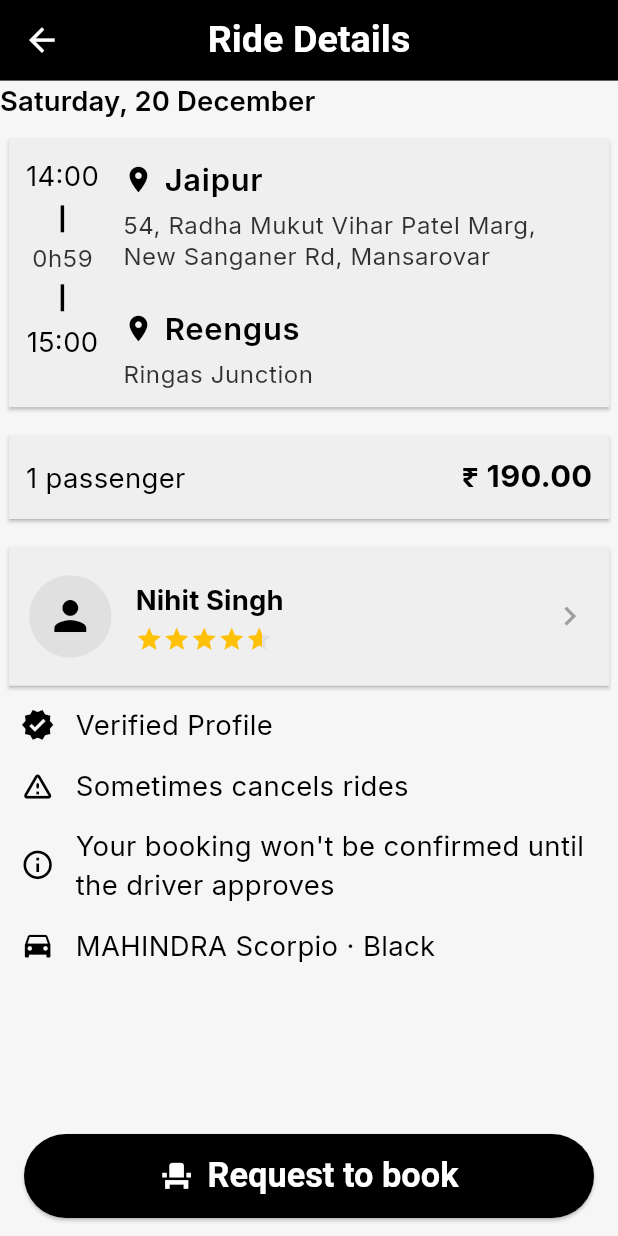
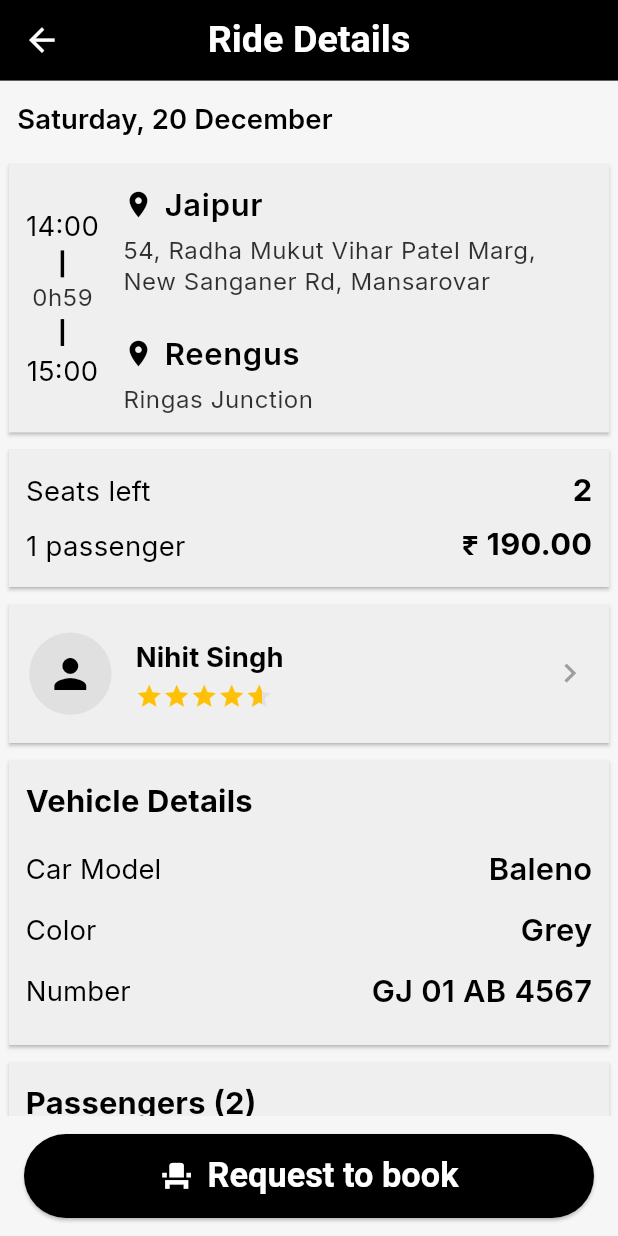
Before and after one commit to pintuKumawat/runaar, a Flutter app: the RideDetailsScreen screen opened directly with empty values, on a phone screen of 412 x 824 dp. Run offline on Flutter 3.47's test engine with Material 3 defaults, Android fonts, the phone set to English and light mode, and no system bars; drawn by our look-alikes of flutter_rating_bar; our stand-ins replace flutter_screenutil, font_awesome_flutter, google_fonts, image_picker, share_plus, shimmer.

Commit message:
Profile Pages

```diff
--- a/lib/core/utils/controllers/Auth/sign_up_controller.dart
+++ b/lib/core/utils/controllers/Auth/sign_up_controller.dart
@@ -5,16 +5,12 @@ class SignUpController {
   TextEditingController passwordController = TextEditingController();
   TextEditingController emailController = TextEditingController();
   TextEditingController nameController = TextEditingController();
-  TextEditingController dobController = TextEditingController();
-  TextEditingController genderController = TextEditingController();
 
   void clear() {
     mobileController.clear();
     passwordController.clear();
     emailController.clear();
     nameController.clear();
-    dobController.clear();
-    genderController.clear();
   }
 
   void dispose() {
@@ -22,8 +18,6 @@ class SignUpController {
     passwordController.dispose();
     emailController.dispose();
     nameController.dispose();
-    dobController.dispose();
-    genderController.dispose();
   }
 }
 
--- a/lib/screens/home/home_screen.dart
+++ b/lib/screens/home/home_screen.dart
@@ -159,7 +159,7 @@ class _HomeScreenState extends State<HomeScreen> {
                 child: Text('$seats', style: theme.titleMedium),
               ),
               _seatButton(Icons.add, () {
-                if (seats < 8) setState(() => seats++);
+                if (seats < 7) setState(() => seats++);
               }),
             ],
           ),
@@ -184,6 +184,7 @@ class _HomeScreenState extends State<HomeScreen> {
     required IconData icon,
     required String hint,
     required TextTheme theme,
+    // required TextEditingController controller
   }) {
     return Container(
       margin: .only(bottom: 12.h),
@@ -193,6 +194,7 @@ class _HomeScreenState extends State<HomeScreen> {
         borderRadius: .circular(14.r),
       ),
       child: TextField(
+        // controller: controller,
         style: theme.bodyLarge,
         decoration: InputDecoration(
           icon: Icon(icon, size: 24.sp),
--- a/lib/screens/home/ride_details_screen.dart
+++ b/lib/screens/home/ride_details_screen.dart
@@ -1,5 +1,6 @@
 import 'package:flutter/material.dart';
 import 'package:flutter_rating_bar/flutter_rating_bar.dart';
+import 'package:font_awesome_flutter/font_awesome_flutter.dart';
 import 'package:runaar/core/constants/app_color.dart';
 import 'package:runaar/core/responsive/responsive_extension.dart';
 import 'package:runaar/core/utils/helpers/Navigate/app_navigator.dart';
@@ -36,49 +37,39 @@ class RideDetailsScreen extends StatelessWidget {
         children: [
           Expanded(
             child: SingleChildScrollView(
-              padding: 0.all,
               child: Column(
                 crossAxisAlignment: CrossAxisAlignment.start,
                 children: [
-                  Text(
+                  Padding(
+                    padding: 10.hv(10),
+                    child: Text(
                       'Saturday, 20 December',
                       style: theme.titleSmall?.copyWith(fontWeight: .w600),
                     ),
+                  ),
 
-                  6.height,
+
                   _routeCard(theme),
 
-                  6.height,
+
                   _priceCard(theme),
 
-                  6.height,
+
                   _driverCard(theme),
 
-                  6.height,
+
+                  _vehicleDetails(theme),
+
+                  _passengerList(theme),
+
                   _infoTile(
-                    icon: Icons.verified,
-                    title: 'Verified Profile',
+                    icon: FontAwesomeIcons.whatsapp,
+                    title: 'Chat with driver',
                     theme: theme,
                   ),
                   _infoTile(
-                    icon: Icons.warning_amber_rounded,
-                    title: 'Sometimes cancels rides',
-                    theme: theme,
-                  ),
-                  _infoTile(
-                    icon: Icons.info_outline,
-                    title:
-                        "Your booking won't be confirmed until the driver approves",
-                    theme: theme,
-                  ),
-                  // _infoTile(
-                  //   icon: Icons.group,
-                  //   title: 'Max 2 in the back',
-                  //   theme: theme,
-                  // ),
-                  _infoTile(
-                    icon: Icons.directions_car,
-                    title: 'MAHINDRA Scorpio · Black',
+                    icon: Icons.report,
+                    title: 'Report ride',
                     theme: theme,
                   ),
                 ],
@@ -89,13 +80,85 @@ class RideDetailsScreen extends StatelessWidget {
       ),
     );
   }
+ Widget _vehicleDetails(TextTheme theme) {
+    return Card(
+      child: Padding(
+        padding: 10.all,
+        child: Column(
+          crossAxisAlignment: CrossAxisAlignment.start,
+          children: [
+            Text(
+              "Vehicle Details",
+              style: theme.titleMedium?.copyWith(fontWeight: FontWeight.bold),
+            ),
+            12.height,
+            _infoRow(theme, "Car Model", "Baleno"),
+            _infoRow(theme, "Color", "Grey"),
+            _infoRow(theme, "Number", "GJ 01 AB 4567"),
+          ],
+        ),
+      ),
+    );
+  }
+
+  Widget _infoRow(TextTheme theme, String label, String value) {
+    return Padding(
+      padding: EdgeInsets.only(bottom: 8.h),
+      child: Row(
+        mainAxisAlignment: MainAxisAlignment.spaceBetween,
+        children: [
+          Text(label, style: theme.titleSmall),
+          Text(value, style: theme.titleMedium),
+        ],
+      ),
+    );
+  }
+
+  Widget _passengerList(TextTheme theme) {
+    return Card(
+      child: Padding(
+        padding: 10.all,
+        child: Column(
+          crossAxisAlignment: CrossAxisAlignment.start,
+          children: [
+            Text(
+              "Passengers (2)",
+              style: theme.titleMedium?.copyWith(fontWeight: FontWeight.bold),
+            ),
+            12.height,
+            _passengerTile(theme, "Rahul Patel", 4.3),
+            _passengerTile(theme, "Neha Verma", 4.1),
+          ],
+        ),
+      ),
+    );
+  }
+
+  Widget _passengerTile(TextTheme theme, String name, double rating) {
+    return ListTile(
+      contentPadding: EdgeInsets.zero,
+      leading: CircleAvatar(
+        backgroundColor: Colors.grey.shade300,
+        child: Icon(Icons.person),
+      ),
+      title: Text(name, style: theme.titleSmall),
+      subtitle: RatingBarIndicator(
+        rating: rating,
+        itemBuilder: (_, _) => const Icon(Icons.star, color: Colors.amber),
+        itemCount: 5,
+        itemSize: 16.sp,
+      ),
+      trailing: Text("1 Seat", style: theme.titleSmall),
+    );
+  }
+
+
 
   Widget _routeCard(TextTheme theme) {
     return Card(
       child: Padding(
         padding: 10.all,
         child: Row(
-          crossAxisAlignment: CrossAxisAlignment.start,
           children: [
             _timeLine(theme),
             14.width,
@@ -133,14 +196,14 @@ class RideDetailsScreen extends StatelessWidget {
         Container(
           height: 15.h,
           width: 2.w,
-          margin: 6.all,
+          margin: 3.all,
           color: appColor.mainColor,
         ),
         Text('0h59', style: theme.bodySmall),
         Container(
           height: 15.h,
           width: 2.w,
-          margin: 6.all,
+          margin: 3.all,
           color: appColor.mainColor,
         ),
         Text('15:00', style: theme.bodyMedium),
@@ -177,9 +240,23 @@ class RideDetailsScreen extends StatelessWidget {
     return Card(
       child: Padding(
         padding: 10.all,
-        child: Row(
+        child: Column(
+          children: [
+            Row(
           mainAxisAlignment: MainAxisAlignment.spaceBetween,
           children: [
+            Text("Seats left", style: theme.bodyMedium),
+            Text(
+              "2",
+              style: theme.titleMedium?.copyWith(fontWeight: FontWeight.bold),
+            ),
+          ],
+        ),
+        4.height,
+            Row(
+              mainAxisAlignment: MainAxisAlignment.spaceBetween,
+              children: [
+
                 Text('1 passenger', style: theme.bodyMedium),
                 Text(
                   '₹ 190.00',
@@ -187,6 +264,8 @@ class RideDetailsScreen extends StatelessWidget {
                     color: appColor.mainColor,
                     fontWeight: FontWeight.bold,
                   ),
+                ),
+              ],
             ),
           ],
         ),
@@ -232,14 +311,18 @@ class RideDetailsScreen extends StatelessWidget {
     required String title,
     required TextTheme theme,
   }) {
-    return Padding(
-      padding: .only(left: 12.w, bottom: 12.h),
+    return Card(
+      child: Padding(
+        padding: 12.all,
         child: Row(
           children: [
-          Icon(icon, size: 20.sp, color: appColor.mainColor),
+            Icon(icon, size: 20.sp, color: appColor.secondColor),
             12.width,
-          Expanded(child: Text(title, style: theme.bodyMedium)),
+            Text(title, style: theme.bodyMedium?.copyWith(color: appColor.secondColor)),
+            Spacer(),
+            Icon(Icons.keyboard_arrow_right_outlined,),
           ],
+        ),
       ),
     );
   }
--- a/lib/screens/my_rides/booking_details_screen.dart
+++ b/lib/screens/my_rides/booking_details_screen.dart
@@ -47,9 +47,9 @@ BookingStatus currentStatus = BookingStatus.completed;
         child: Text(
           status.label,
           textAlign: .end,
-          style: theme.bodySmall?.copyWith(
+          style: theme.bodyMedium?.copyWith(
             color: status.textColor,
-            fontWeight: FontWeight.w600,
+            fontWeight: FontWeight.w900,
           ),
         ),
       ),
--- a/lib/screens/my_rides/my_rides_screen.dart
+++ b/lib/screens/my_rides/my_rides_screen.dart
@@ -97,6 +97,7 @@ class _MyRidesScreenState extends State<MyRidesScreen> {
       "rating": "4.2",
       "start": "09:00 AM",
       "end": "11:00 AM",
+      "seats": "2",
     },
     {
       "from": "Surat",
@@ -106,6 +107,7 @@ class _MyRidesScreenState extends State<MyRidesScreen> {
       "rating": "4.2",
       "start": "09:00 AM",
       "end": "11:00 AM",
+      "seats": "2",
     },
     {
       "from": "Surat",
@@ -115,6 +117,7 @@ class _MyRidesScreenState extends State<MyRidesScreen> {
       "rating": "4.2",
       "start": "09:00 AM",
       "end": "11:00 AM",
+      "seats": "2",
     },
   ];
 
@@ -193,6 +196,7 @@ class _MyRidesScreenState extends State<MyRidesScreen> {
           status: d["status"],
           bookingId: d["bookingId"],
           publishedId: d["publishedId"],
+          seats: d["seats"],
           type: type,
         );
       },
@@ -209,6 +213,7 @@ class _MyRidesScreenState extends State<MyRidesScreen> {
     required String name,
     String? rating,
     String? status,
+    String? seats,
     String? bookingId,
     String? publishedId,
     required String type,
@@ -266,6 +271,14 @@ class _MyRidesScreenState extends State<MyRidesScreen> {
                         ),
                       ),
                       if (status != null) ...[_statusView(theme, status)],
+                      if (type == "request" && seats != null) ...[
+                        Row(
+                          children: [
+                            Text("Seats: ", style: theme.bodySmall),
+                            Text(seats, style: theme.bodySmall?.copyWith(fontWeight: .w600)),
+                          ],
+                        ),
+                      ],
                     ],
                   ),
                 ],
--- a/lib/screens/profile/account/change_password_screen.dart
+++ b/lib/screens/profile/account/change_password_screen.dart
@@ -158,7 +158,8 @@ class _ChangePasswordScreenState extends State<ChangePasswordScreen> {
         children: [
           Icon(
             condition ? Icons.check_circle : Icons.cancel,
-            color: condition ? Colors.green.shade600 : Colors.red,
+            color: condition ? Colors.green.shade800 : Colors.red.shade800,
+            // color: condition ? Colors.green.shade600 : Colors.red,
             size: 18.sp,
           ),
           8.width,
@@ -167,7 +168,8 @@ class _ChangePasswordScreenState extends State<ChangePasswordScreen> {
               text,
               style: TextStyle(
                 fontSize: 15.sp,
-                color: condition ? Colors.green : Colors.red,
+                color: condition ? Colors.green.shade800 : Colors.red.shade800,
+                // color: condition ? Colors.green : Colors.red,
               ),
             ),
           ),
--- a/pubspec.yaml
+++ b/pubspec.yaml
@@ -45,6 +45,7 @@ dependencies:
   cached_network_image: ^3.4.1
   intl: ^0.20.2
   image_picker: ^1.2.1
+  share_plus: ^12.0.1
 
 
 
```
Also changed, not shown: lib/core/utils/controllers/home/home_controller.dart (added, +21 -0 lines), lib/core/utils/controllers/offer/offer_controller.dart (added, +25 -0 lines), lib/screens/home/search_screen.dart (+12 -7 lines), lib/screens/profile/other/delete_account_screen.dart (renamed from lib/screens/profile/delete_account_screen.dart, +6 -5 lines), lib/screens/profile/other/refer_earn_screen.dart (added, +163 -0 lines), lib/screens/profile/other/wallet_screen.dart (added, +141 -0 lines), lib/screens/profile/user_profile_screen.dart (+17 -5 lines), pubspec.lock, 5 other files. Lines whose indentation alone changed are shown as unchanged.
